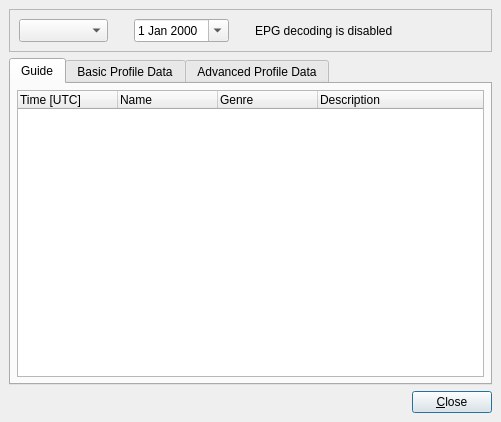
Old version of the form dream/src/GUI-QT/EPGDlgbase.ui in the repository mmjee/dream-patched.
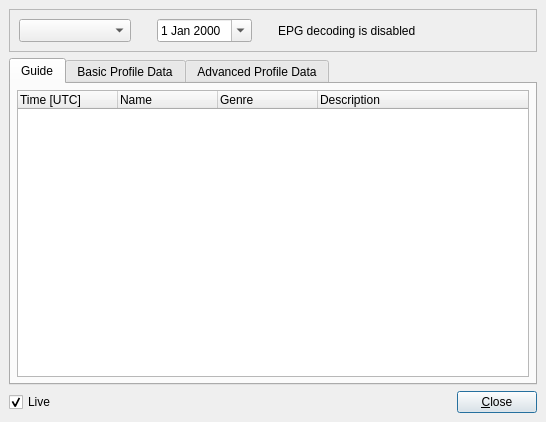
New version of the form. Icons and pictures are not drawn.

Patch:
```diff
--- a/dream/src/GUI-QT/EPGDlgbase.ui
+++ b/dream/src/GUI-QT/EPGDlgbase.ui
@@ -6,7 +6,7 @@
    <rect>
     <x>0</x>
     <y>0</y>
-    <width>501</width>
+    <width>546</width>
     <height>422</height>
    </rect>
   </property>
@@ -134,7 +134,13 @@
         <property name="margin">
          <number>6</number>
         </property>
-        <property name="spacing">
+        <property name="topMargin">
+         <number>6</number>
+        </property>
+        <property name="rightMargin">
+         <number>6</number>
+        </property>
+        <property name="bottomMargin">
          <number>6</number>
         </property>
         <item row="0" column="0">
@@ -199,12 +205,16 @@
     </item>
     <item row="2" column="0">
      <layout class="QHBoxLayout">
-      <property name="spacing">
-       <number>6</number>
-      </property>
-      <property name="margin">
-       <number>0</number>
-      </property>
+      <item>
+       <widget class="QCheckBox" name="realTime">
+        <property name="text">
+         <string>Live</string>
+        </property>
+        <property name="checked">
+         <bool>true</bool>
+        </property>
+       </widget>
+      </item>
       <item>
        <spacer name="Spacer2">
         <property name="orientation">
```
Left out of the diff: 22 changed lines with no effect on the pictures.
